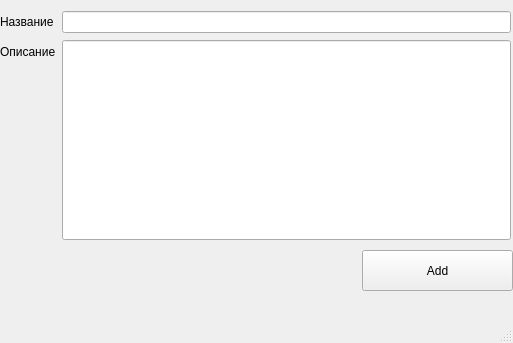
Before: the Qt Designer form createtask.ui in TasFoster/TODO, drawn with Qt 5.
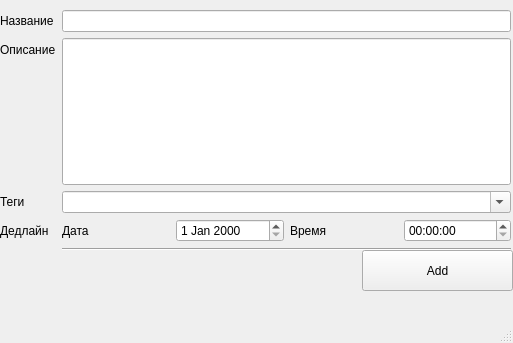
After: the same form once the commit is applied.

```diff
--- a/createtask.ui
+++ b/createtask.ui
@@ -20,7 +20,7 @@
       <x>0</x>
       <y>0</y>
       <width>511</width>
-      <height>241</height>
+      <height>251</height>
      </rect>
     </property>
     <layout class="QFormLayout" name="formLayout">
@@ -67,6 +67,69 @@
        </property>
       </widget>
      </item>
+     <item row="2" column="0">
+      <widget class="QLabel" name="TagsLabel">
+       <property name="text">
+        <string>Теги</string>
+       </property>
+      </widget>
+     </item>
+     <item row="2" column="1">
+      <widget class="QComboBox" name="TagsComboBox">
+       <property name="editable">
+        <bool>true</bool>
+       </property>
+       <property name="insertPolicy">
+        <enum>QComboBox::InsertPolicy::InsertAlphabetically</enum>
+       </property>
+      </widget>
+     </item>
+     <item row="3" column="0">
+      <widget class="QLabel" name="DedlineLabel">
+       <property name="text">
+        <string>Дедлайн</string>
+       </property>
+      </widget>
+     </item>
+     <item row="3" column="1">
+      <layout class="QHBoxLayout" name="horizontalLayout_2">
+       <item>
+        <layout class="QHBoxLayout" name="horizontalLayout_3">
+         <item>
+          <widget class="QLabel" name="label">
+           <property name="text">
+            <string>Дата</string>
+           </property>
+          </widget>
+         </item>
+         <item>
+          <widget class="QDateEdit" name="dateEdit"/>
+         </item>
+        </layout>
+       </item>
+       <item>
+        <layout class="QHBoxLayout" name="horizontalLayout_4">
+         <item>
+          <widget class="QLabel" name="label_2">
+           <property name="text">
+            <string>Время</string>
+           </property>
+          </widget>
+         </item>
+         <item>
+          <widget class="QTimeEdit" name="timeEdit"/>
+         </item>
+        </layout>
+       </item>
+      </layout>
+     </item>
+     <item row="4" column="1">
+      <widget class="Line" name="line">
+       <property name="orientation">
+        <enum>Qt::Orientation::Horizontal</enum>
+       </property>
+      </widget>
+     </item>
     </layout>
    </widget>
    <widget class="QPushButton" name="Add">
```
Left out of the diff: 2 changed lines with no effect on the pictures.
